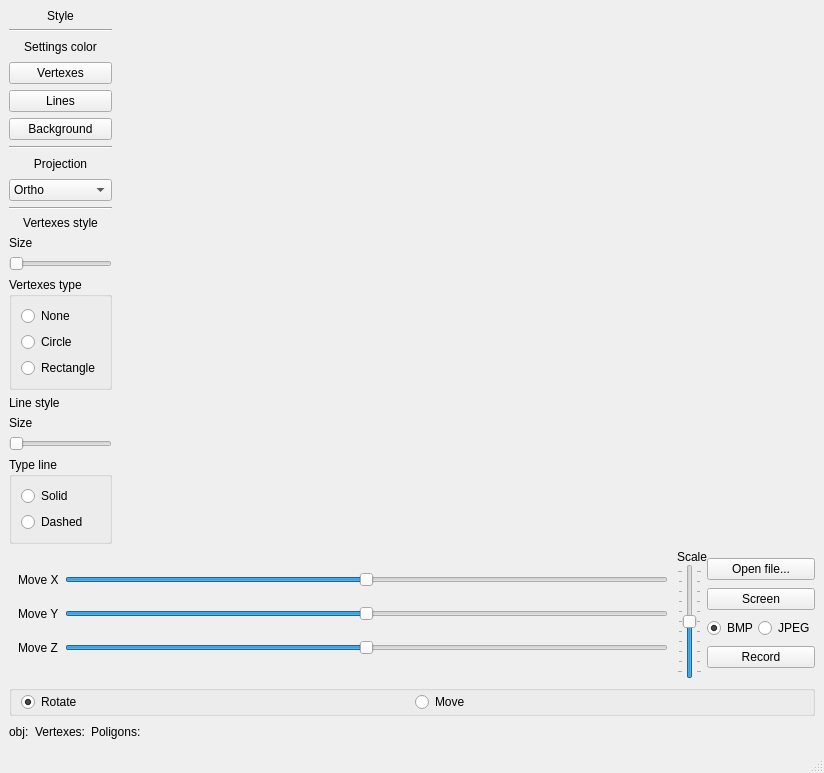
Above: src/Frontend/mainwindow.ui from tizzhh/3dviewer before the change. Below: the same form after it.
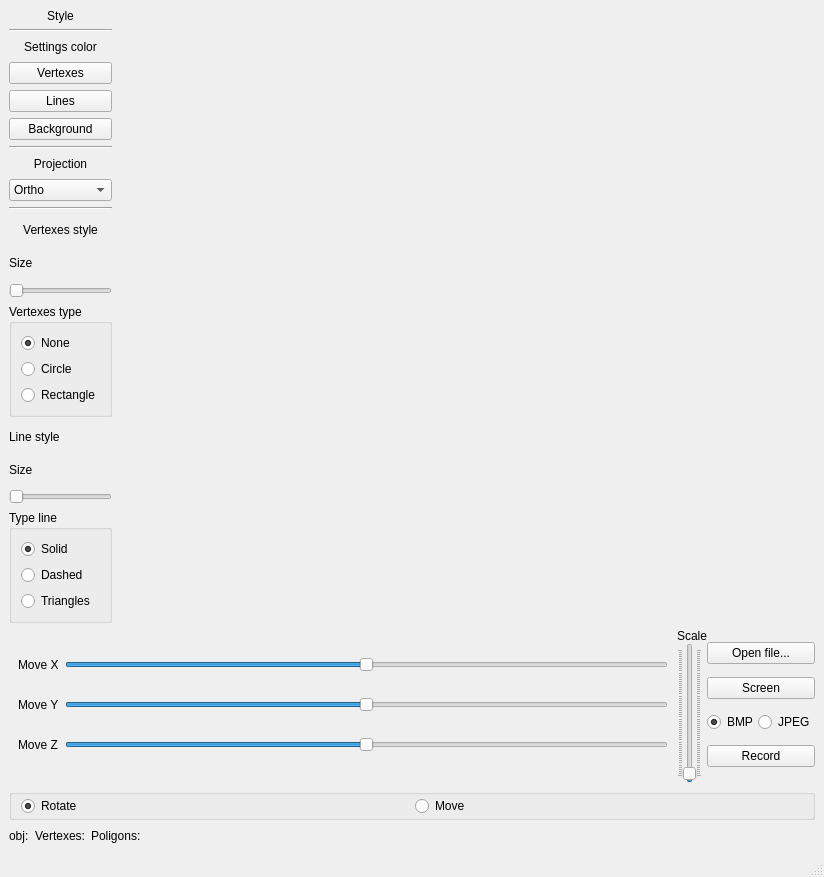
That is the form after the change. The open tabs and pages were chosen to show the change. Custom widgets are drawn as their Qt base class.

The edit to the form file:
```diff
--- a/src/Frontend/mainwindow.ui
+++ b/src/Frontend/mainwindow.ui
@@ -7,7 +7,7 @@
     <x>0</x>
     <y>0</y>
     <width>824</width>
-    <height>773</height>
+    <height>877</height>
    </rect>
   </property>
   <property name="windowTitle">
@@ -191,6 +191,9 @@
              <property name="text">
               <string>None</string>
              </property>
+             <property name="checked">
+              <bool>true</bool>
+             </property>
             </widget>
            </item>
            <item>
@@ -248,6 +251,9 @@
              <property name="text">
               <string>Solid</string>
              </property>
+             <property name="checked">
+              <bool>true</bool>
+             </property>
             </widget>
            </item>
            <item>
@@ -257,6 +263,13 @@
              </property>
             </widget>
            </item>
+           <item>
+            <widget class="QRadioButton" name="radioButtonTriangles">
+             <property name="text">
+              <string>Triangles</string>
+             </property>
+            </widget>
+           </item>
           </layout>
          </widget>
         </item>
@@ -387,10 +400,10 @@
           <item row="0" column="1">
            <widget class="QSlider" name="sliderMoveX">
             <property name="minimum">
-             <number>-20</number>
+             <number>-220</number>
             </property>
             <property name="maximum">
-             <number>20</number>
+             <number>220</number>
             </property>
             <property name="singleStep">
              <number>1</number>
@@ -406,10 +419,10 @@
           <item row="1" column="1">
            <widget class="QSlider" name="sliderMoveY">
             <property name="minimum">
-             <number>-20</number>
+             <number>-220</number>
             </property>
             <property name="maximum">
-             <number>20</number>
+             <number>220</number>
             </property>
             <property name="pageStep">
              <number>1</number>
@@ -422,10 +435,10 @@
           <item row="2" column="1">
            <widget class="QSlider" name="sliderMoveZ">
             <property name="minimum">
-             <number>-20</number>
+             <number>-220</number>
             </property>
             <property name="maximum">
-             <number>20</number>
+             <number>220</number>
             </property>
             <property name="pageStep">
              <number>1</number>
@@ -453,8 +466,11 @@
           <property name="layoutDirection">
            <enum>Qt::LeftToRight</enum>
           </property>
+          <property name="minimum">
+           <number>1</number>
+          </property>
           <property name="maximum">
-           <number>10</number>
+           <number>300</number>
           </property>
           <property name="pageStep">
            <number>10</number>
@@ -474,6 +490,9 @@
           <property name="tickPosition">
            <enum>QSlider::TicksBothSides</enum>
           </property>
+          <property name="tickInterval">
+           <number>5</number>
+          </property>
          </widget>
         </item>
        </layout>
```
Left out of the diff: 28 changed lines with no effect on the pictures.
